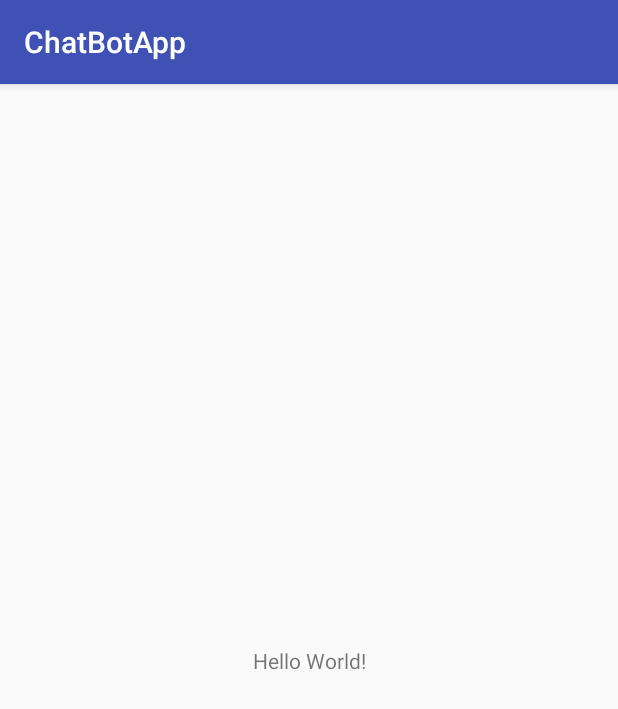
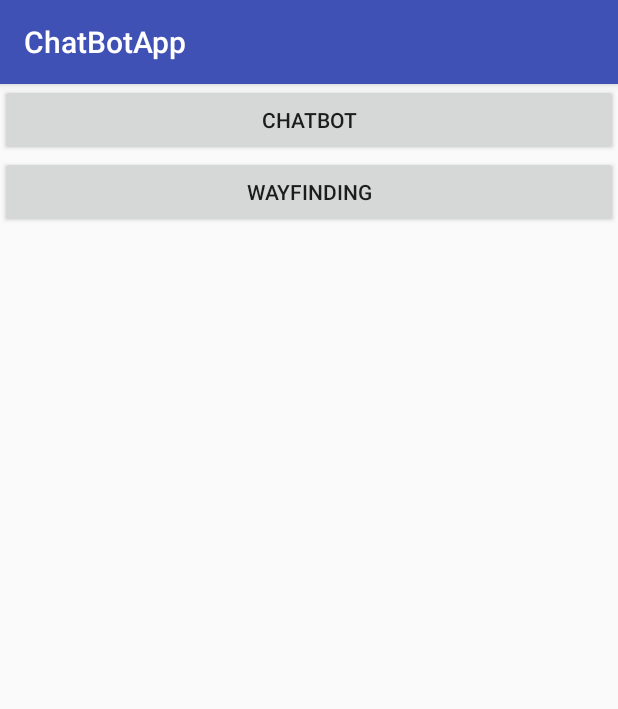
Before and after one commit to razvannesiu/UBC-HacksChatBot, an Android app: the screen it shows after launch (MainActivity), on a phone screen of 412 x 824 dp. Shown: the top 709 px of the screen. Run offline under Robolectric (Android 15) with nearby library versions, the phone set to English and light mode, and no system bars.

Commit message:
Added the map activity

```diff
--- a/app/build.gradle
+++ b/app/build.gradle
@@ -22,6 +22,7 @@ dependencies {
     implementation fileTree(dir: 'libs', include: ['*.jar'])
     implementation 'com.android.support:appcompat-v7:26.1.0'
     implementation 'com.android.support.constraint:constraint-layout:1.0.2'
+    implementation 'com.google.android.gms:play-services-maps:11.6.2'
     testImplementation 'junit:junit:4.12'
     androidTestImplementation 'com.android.support.test:runner:1.0.1'
     androidTestImplementation 'com.android.support.test.espresso:espresso-core:3.0.1'
--- a/app/src/main/java/android/chatbot/com/chatbotapp/MainActivity.java
+++ b/app/src/main/java/android/chatbot/com/chatbotapp/MainActivity.java
@@ -1,13 +1,38 @@
 package android.chatbot.com.chatbotapp;
 
+import android.content.Intent;
 import android.support.v7.app.AppCompatActivity;
 import android.os.Bundle;
+import android.view.View;
+import android.widget.Button;
 
 public class MainActivity extends AppCompatActivity {
+
+    Button btnWayfinding;
+    Button btnChatbot;
 
     @Override
     protected void onCreate(Bundle savedInstanceState) {
         super.onCreate(savedInstanceState);
         setContentView(R.layout.activity_main);
+
+        btnChatbot = (Button) findViewById(R.id.btnChatbot);
+        btnWayfinding = (Button) findViewById(R.id.btnWayfinding);
+
+        btnChatbot.setOnClickListener(new View.OnClickListener() {
+            @Override
+            public void onClick(View view) {
+//                Intent intent = new Intent(MainActivity.this, Chatbot.class);
+//                startActivity(intent);
+            }
+        });
+
+        btnWayfinding.setOnClickListener(new View.OnClickListener() {
+            @Override
+            public void onClick(View view) {
+                Intent intent = new Intent(MainActivity.this, MapsActivity.class);
+                startActivity(intent);
+            }
+        });
     }
 }
--- a/app/src/main/res/layout/activity_main.xml
+++ b/app/src/main/res/layout/activity_main.xml
@@ -1,18 +1,24 @@
 <?xml version="1.0" encoding="utf-8"?>
-<android.support.constraint.ConstraintLayout xmlns:android="http://schemas.android.com/apk/res/android"
+<LinearLayout xmlns:android="http://schemas.android.com/apk/res/android"
     xmlns:app="http://schemas.android.com/apk/res-auto"
     xmlns:tools="http://schemas.android.com/tools"
     android:layout_width="match_parent"
-    android:layout_height="match_parent"
+    android:layout_height="wrap_content"
+    android:orientation="vertical"
     tools:context="android.chatbot.com.chatbotapp.MainActivity">
 
-    <TextView
-        android:layout_width="wrap_content"
-        android:layout_height="wrap_content"
-        android:text="Hello World!"
-        app:layout_constraintBottom_toBottomOf="parent"
-        app:layout_constraintLeft_toLeftOf="parent"
-        app:layout_constraintRight_toRightOf="parent"
-        app:layout_constraintTop_toTopOf="parent" />
+        <Button
+            android:id="@+id/btnChatbot"
+            android:layout_width="match_parent"
+            android:layout_height="wrap_content"
+            android:layout_weight="1"
+            android:text="Chatbot" />
 
-</android.support.constraint.ConstraintLayout>
+        <Button
+            android:id="@+id/btnWayfinding"
+            android:layout_width="match_parent"
+            android:layout_height="wrap_content"
+            android:layout_weight="1"
+            android:text="Wayfinding" />
+
+</LinearLayout>
--- a/app/src/main/res/values/strings.xml
+++ b/app/src/main/res/values/strings.xml
@@ -1,3 +1,4 @@
 <resources>
     <string name="app_name">ChatBotApp</string>
+    <string name="title_activity_maps">Map</string>
 </resources>
```
Also changed, not shown: app/src/debug/res/values/google_maps_api.xml (added, +24 -0 lines), app/src/main/AndroidManifest.xml (+22 -0 lines), app/src/main/java/android/chatbot/com/chatbotapp/Building.java (added, +48 -0 lines), app/src/main/java/android/chatbot/com/chatbotapp/MapsActivity.java (added, +64 -0 lines), app/src/main/res/layout/activity_maps.xml (added, +22 -0 lines), 1 other file.
